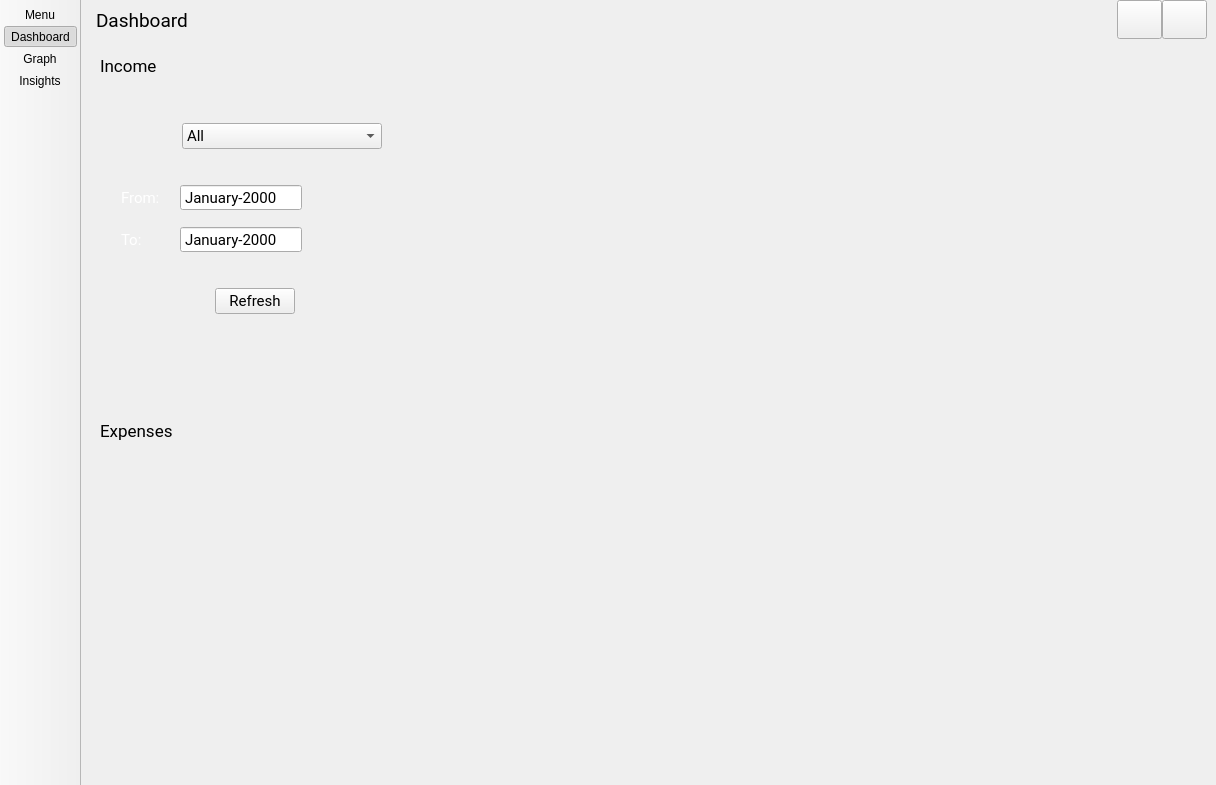
Before: the Qt Designer form skeletons/MainWindow.ui in opierre/Budgetter, drawn with Qt 5.
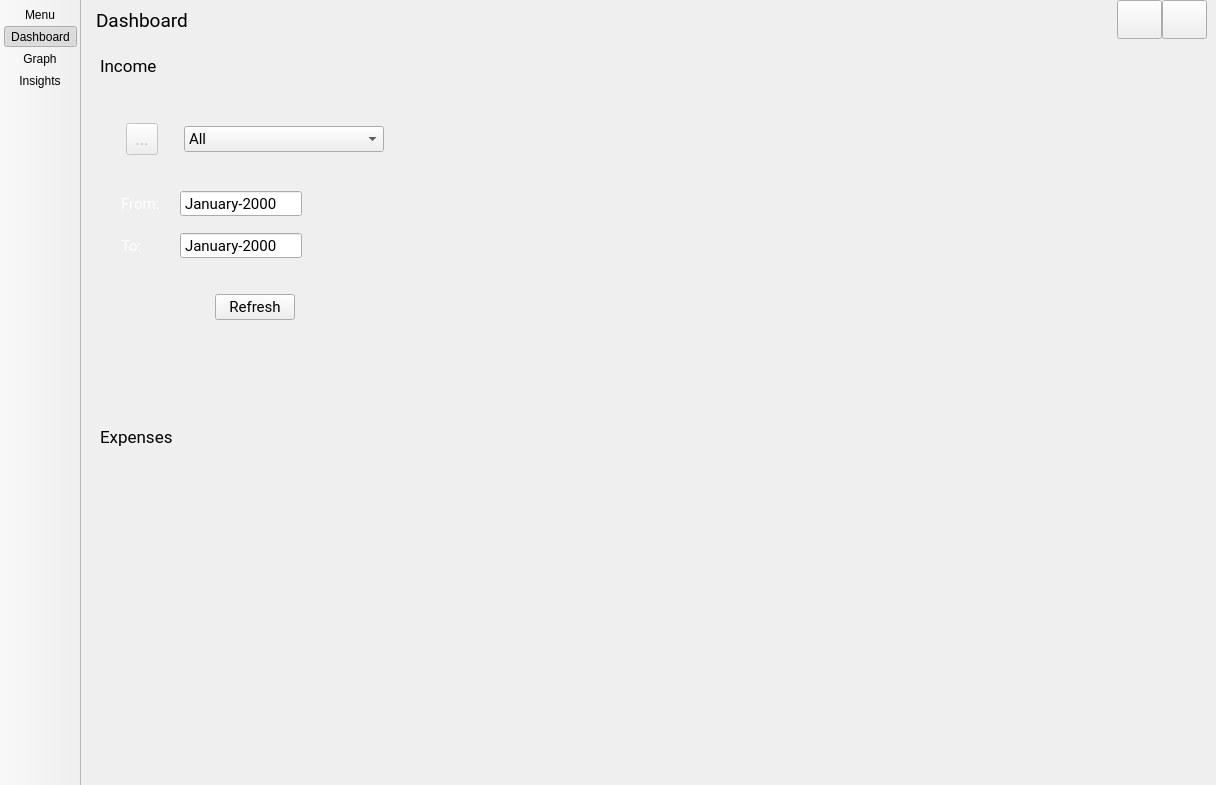
After: the same form once the commit is applied. Icons and pictures are not drawn. Custom widgets are drawn as their Qt base class.

```diff
--- a/skeletons/MainWindow.ui
+++ b/skeletons/MainWindow.ui
@@ -1556,27 +1556,33 @@
                     </spacer>
                    </item>
                    <item>
-                    <widget class="QLabel" name="label_icon_category">
+                    <widget class="QToolButton" name="toolButton_icon_category">
+                     <property name="enabled">
+                      <bool>false</bool>
+                     </property>
                      <property name="minimumSize">
                       <size>
-                       <width>26</width>
-                       <height>26</height>
+                       <width>32</width>
+                       <height>32</height>
                       </size>
                      </property>
                      <property name="maximumSize">
                       <size>
-                       <width>26</width>
-                       <height>26</height>
+                       <width>32</width>
+                       <height>32</height>
                       </size>
                      </property>
                      <property name="text">
-                      <string/>
+                      <string>...</string>
                      </property>
                      <property name="pixmap">
                       <pixmap resource="../resources/resources.qrc">:/images/images/category_white_24dp.svg</pixmap>
                      </property>
-                     <property name="scaledContents">
-                      <bool>false</bool>
+                     <property name="iconSize">
+                      <size>
+                       <width>28</width>
+                       <height>28</height>
+                      </size>
                      </property>
                     </widget>
                    </item>
@@ -1797,7 +1803,7 @@
                       <cursorShape>PointingHandCursor</cursorShape>
                      </property>
                      <property name="text">
-                      <string>Refresh</string>
+                      <string> Refresh </string>
                      </property>
                      <property name="icon">
                       <iconset resource="../resources/resources.qrc">
```
Left out of the diff: 75 changed lines with no effect on the pictures.
